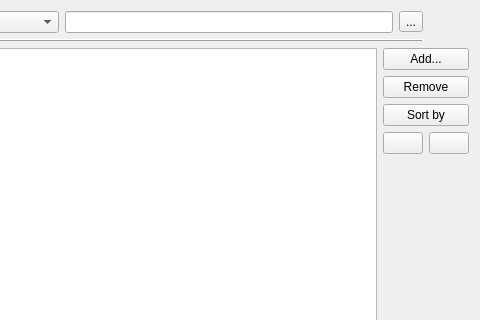
Above: renamah/widget_simple.ui from Guid75/renamah before the change; both pictures show x 196 to 676 and y 0 to 320 of the 676 by 571 pixel window. Below: the same form after it.
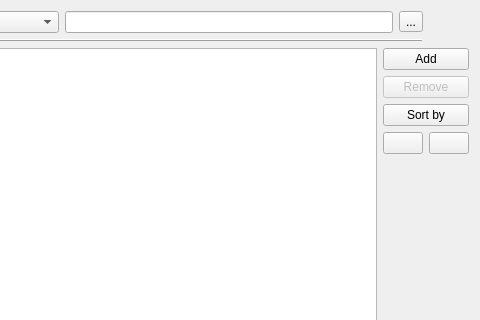
That is the form after the change. Icons and pictures are not drawn. Custom widgets are drawn as their Qt base class.

Commit message: contextual menu in file tree and icons in buttons/actions

```diff
--- a/renamah/widget_simple.ui
+++ b/renamah/widget_simple.ui
@@ -141,12 +141,19 @@
             <string>Add some files...</string>
            </property>
            <property name="text">
-            <string>Add...</string>
+            <string>Add</string>
+           </property>
+           <property name="icon">
+            <iconset resource="renamah.qrc">
+             <normaloff>:/images/add.png</normaloff>:/images/add.png</iconset>
            </property>
           </widget>
          </item>
          <item row="3" column="1" colspan="2">
           <widget class="QPushButton" name="pushButtonRemoveFiles">
+           <property name="enabled">
+            <bool>false</bool>
+           </property>
            <property name="toolTip">
             <string>Remove selected files</string>
            </property>
```
Left out of the diff: 52 changed lines with no effect on the pictures. The commit also changes 2 other files.
